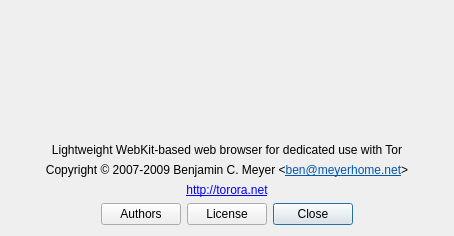
This is src/aboutdialog.ui in bingal/torora as Qt 5 draws it before an edit. The edited form follows.
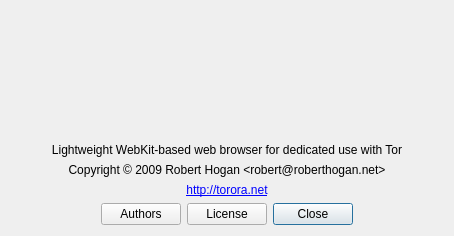
This is the edited form.

Commit message: update author info on about dialog

The edit to the form file:
```diff
--- a/src/aboutdialog.ui
+++ b/src/aboutdialog.ui
@@ -100,8 +100,8 @@
       <string>&lt;!DOCTYPE HTML PUBLIC "-//W3C//DTD HTML 4.0//EN" "http://www.w3.org/TR/REC-html40/strict.dtd">
 &lt;html>&lt;head>&lt;meta name="qrichtext" content="1" />&lt;style type="text/css">
 p, li { white-space: pre-wrap; }
-&lt;/style>&lt;/head>&lt;body style="font-size:9pt;">
-&lt;p style=" margin-top:0px; margin-bottom:0px; margin-left:0px; margin-right:0px; -qt-block-indent:0; text-indent:0px;">Copyright © 2007-2009 Benjamin C. Meyer &amp;lt;&lt;a href="mailto:ben@meyerhome.net">&lt;span style=" text-decoration: underline; color:#0057ae;">ben@meyerhome.net&lt;/span>&lt;/a>&amp;gt;&lt;/p>&lt;/body>&lt;/html></string>
+&lt;/style>&lt;/head>&lt;body style=" font-family:'DejaVu Sans'; font-size:10pt; font-weight:400; font-style:normal;">
+&lt;p style=" margin-top:0px; margin-bottom:0px; margin-left:0px; margin-right:0px; -qt-block-indent:0; text-indent:0px; font-size:9pt;">Copyright © 2009 Robert Hogan &amp;lt;robert@roberthogan.net&amp;gt;&lt;/p>&lt;/body>&lt;/html></string>
      </property>
      <property name="alignment" >
       <set>Qt::AlignCenter</set>
```
